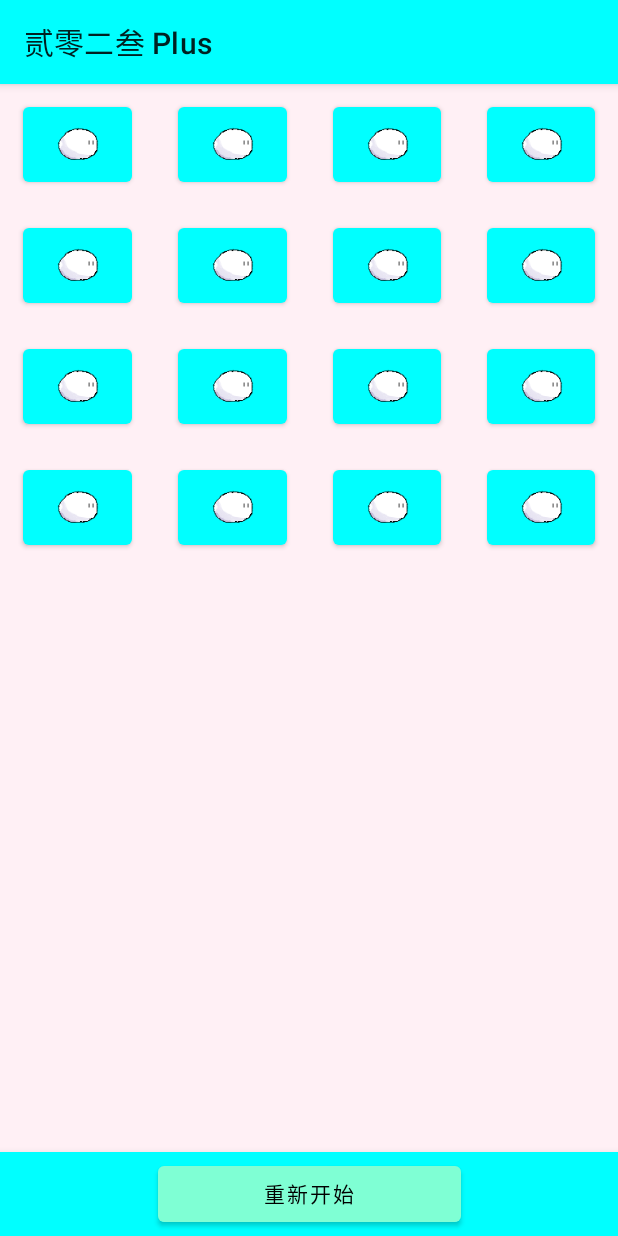
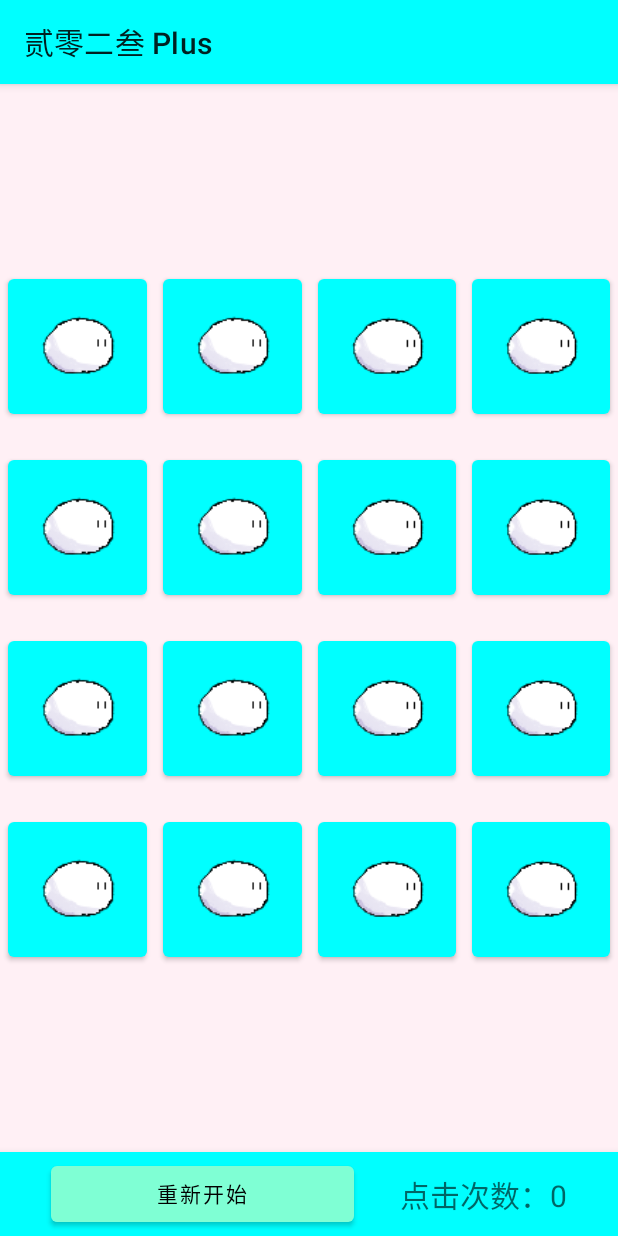
Before and after one commit to aldlss/Mobile-Programming-Homework, an Android app built with Jetpack Compose: the screen it shows after launch (MainActivity), on a phone screen of 412 x 824 dp. Run offline under Robolectric (Android 15) with nearby library versions, the phone set to English and light mode, and no system bars.

Commit message:
feat: 增加完成界面，以及修复其他一些 bug
比如说选词运算的逻辑上的错误，以及排版方面的问题
最后结果界面这个淡入淡出没想到有专门的动画控件，亏我原本还想手动 alpha 来着= =

```diff
--- a/homework1/app/src/main/java/cn/suwako/the2023plus/MainActivity.kt
+++ b/homework1/app/src/main/java/cn/suwako/the2023plus/MainActivity.kt
@@ -3,8 +3,11 @@ package cn.suwako.the2023plus
 import android.os.Bundle
 import androidx.activity.ComponentActivity
 import androidx.activity.compose.setContent
+import androidx.compose.animation.AnimatedVisibility
 import androidx.compose.animation.animateColorAsState
 import androidx.compose.animation.core.tween
+import androidx.compose.animation.fadeIn
+import androidx.compose.animation.fadeOut
 import androidx.compose.foundation.Image
 import androidx.compose.foundation.layout.*
 import androidx.compose.foundation.lazy.grid.GridCells
@@ -14,8 +17,10 @@ import androidx.compose.runtime.Composable
 import androidx.compose.runtime.getValue
 import androidx.compose.ui.Alignment
 import androidx.compose.ui.Modifier
+import androidx.compose.ui.draw.alpha
 import androidx.compose.ui.layout.ContentScale
 import androidx.compose.ui.res.painterResource
+import androidx.compose.ui.text.style.TextAlign
 import androidx.compose.ui.tooling.preview.Preview
 import androidx.compose.ui.unit.dp
 import androidx.lifecycle.viewmodel.compose.viewModel
@@ -42,20 +47,44 @@ fun mainWindow(modifier: Modifier = Modifier,mainViewModel: MainViewModel = view
         bottomBar = { bottomBar(mainViewModel) },
         modifier = modifier.fillMaxSize(),
     ) { innerPadding ->
+        Box(
+            modifier = modifier
+                .fillMaxSize()
+                .padding(innerPadding),
+        ) {
+            gameWindow(modifier, mainViewModel)
+            AnimatedVisibility (
+                visible = mainViewModel.gameOver,
+                enter = fadeIn(
+                    animationSpec = tween(1000)
+                ),
+                exit = fadeOut(
+                    targetAlpha = 0f,
+                    animationSpec = tween(100)
+                )
+            ) {
+                gameOverSurface(modifier)
+            }
+        }
+    }
+}
+
+@Composable
+fun gameWindow(modifier: Modifier = Modifier, mainViewModel: MainViewModel = viewModel()) {
     Column(
         horizontalAlignment = Alignment.CenterHorizontally,
         verticalArrangement = Arrangement.SpaceAround,
         modifier = modifier
-                .padding(innerPadding),
+            .fillMaxSize(),
     ) {
         LazyVerticalGrid(
-                columns = GridCells.Fixed(4),
+            columns = GridCells.Adaptive(90.dp),
             modifier = Modifier
                 .padding(0.dp, 0.dp, 0.dp, 0.dp),
             verticalArrangement = Arrangement.SpaceEvenly,
             horizontalArrangement = Arrangement.SpaceEvenly,
         ) {
-                items(16) {
+            items(mainViewModel.idiomCount * 4) {
                 val color =
                     if (mainViewModel.buttonData[it].value.color == 0)
                         MaterialTheme.colors.primary
@@ -68,8 +97,8 @@ fun mainWindow(modifier: Modifier = Modifier,mainViewModel: MainViewModel = view
                     enabled = mainViewModel.buttonData[it].value.clickable,
                     onClick = { mainViewModel.clickButton(idx = it) },
                     modifier = modifier
-                            .padding(15.dp)
-                            .size(50.dp)
+                        .padding(5.dp, 15.dp)
+                        .height(90.dp)
                     ,
                     colors = ButtonDefaults.buttonColors(
                         backgroundColor = colorState,
@@ -78,6 +107,7 @@ fun mainWindow(modifier: Modifier = Modifier,mainViewModel: MainViewModel = view
                     if (!mainViewModel.buttonData[it].value.clickable || mainViewModel.buttonData[it].value.clicked) {
                         Text(
                             text = mainViewModel.buttonData[it].value.text,
+                            fontSize = MaterialTheme.typography.h4.fontSize,
                         )
                     } else {
                         // use R.Drawable.maoyu
@@ -93,6 +123,34 @@ fun mainWindow(modifier: Modifier = Modifier,mainViewModel: MainViewModel = view
             }
         }
     }
+}
+
+@Composable
+fun gameOverSurface(modifier: Modifier = Modifier) {
+    Box (
+        modifier = modifier
+            .fillMaxSize(),
+    ) {
+        Surface (
+            modifier = modifier
+                .fillMaxSize()
+                .alpha(0.5f),
+            color = MaterialTheme.colors.background,
+            elevation = 8.dp,
+        ) { }
+        Column(
+            modifier = modifier
+                .fillMaxSize(),
+            horizontalAlignment = Alignment.CenterHorizontally,
+            verticalArrangement = Arrangement.SpaceAround,
+        ) {
+            Text(
+                text = "游戏结束",
+                modifier = Modifier,
+                textAlign = TextAlign.Center,
+                fontSize = MaterialTheme.typography.h4.fontSize,
+            )
+        };
     }
 }
 
@@ -112,7 +170,8 @@ fun bottomBar(mainViewModel: MainViewModel = viewModel()) {
         Row(
             modifier = Modifier
                 .fillMaxWidth(),
-            horizontalArrangement = Arrangement.Center,
+            horizontalArrangement = Arrangement.SpaceEvenly,
+            verticalAlignment = Alignment.CenterVertically,
         ) {
             Button(
                 colors = ButtonDefaults.buttonColors(
@@ -124,6 +183,12 @@ fun bottomBar(mainViewModel: MainViewModel = viewModel()) {
             ) {
                 Text("重新开始")
             }
+            Text(
+                text = "点击次数：${mainViewModel.clickCount}",
+                modifier = Modifier,
+                textAlign = TextAlign.Center,
+                fontSize = MaterialTheme.typography.h6.fontSize,
+            )
         }
     }
 }
--- a/homework1/app/src/main/java/cn/suwako/the2023plus/MainViewModel.kt
+++ b/homework1/app/src/main/java/cn/suwako/the2023plus/MainViewModel.kt
@@ -1,13 +1,14 @@
 package cn.suwako.the2023plus
 
 import androidx.compose.runtime.MutableState
+import androidx.compose.runtime.getValue
 import androidx.compose.runtime.mutableStateOf
+import androidx.compose.runtime.setValue
 import androidx.lifecycle.ViewModel
 import androidx.lifecycle.viewModelScope
 import kotlinx.coroutines.delay
 import kotlinx.coroutines.launch
 
-const val ButtonCount = 16;
 val ButtonTexts = listOf(
     "以和为贵",
     "万紫千红",
@@ -27,7 +28,7 @@ data class ButtonData (
     var color: Int = 0,
 )
 
-// 选出四个成语
+// 选出 num 个成语
 fun randomNums(num: Int): List<Int> {
     if (num > ButtonTexts.count()) {
         return listOf();
@@ -36,7 +37,7 @@ fun randomNums(num: Int): List<Int> {
     return range.shuffled().take(num);
 }
 
-// 0 ~ num * 4，在四个成语里选每个字的出现顺序
+// 0 ~ num * 4，在 num 个成语里选每个字的出现顺序
 fun randomText(num: Int): List<Int> {
     val range = 0 until num * 4;
     return range.shuffled();
@@ -44,13 +45,17 @@ fun randomText(num: Int): List<Int> {
 
 class MainViewModel: ViewModel() {
 
+    // 使用的成语个数
+    val idiomCount = 4;
+    var gameOver by mutableStateOf(false);
+    var clickCount by mutableStateOf(0);
     private var finishCount = 0;
     private val _buttonData = mutableListOf<MutableState<ButtonData>>();
     val buttonData: MutableList<MutableState<ButtonData>>
         get() = _buttonData;
 
     init {
-        repeat(ButtonCount) {
+        repeat(idiomCount * 4) {
             _buttonData.add(mutableStateOf(ButtonData("", 0, clickable = true)))
         }
         reset();
@@ -58,12 +63,14 @@ class MainViewModel: ViewModel() {
 
     fun reset() {
         finishCount = 0;
-        val randomNums = randomNums(4);
-        val randomText = randomText(4);
-        for (i in 0 until  ButtonCount) {
+        clickCount = 0;
+        gameOver = false;
+        val randomNums = randomNums(idiomCount);
+        val randomText = randomText(idiomCount);
+        for (i in 0 until  idiomCount * 4) {
             _buttonData[i].value = ButtonData(
-                text = ButtonTexts[randomNums[randomText[i] % 4]][randomText[i] / 4].toString(),
-                textIdx = randomText[i] % 4,
+                text = ButtonTexts[randomNums[randomText[i] / 4]][randomText[i] % 4].toString(),
+                textIdx = randomText[i] / 4,
                 clickable = true,
                 clicked = false,
                 color = 0,
@@ -85,6 +92,7 @@ class MainViewModel: ViewModel() {
             success = false;
             nowNum = -2;
         }
+        ++clickCount;
         _buttonData[idx].value = _buttonData[idx].value.copy(clicked = true);
         clickList.add(idx);
         _buttonData[idx].value.color = _buttonData[idx].value.color xor 1;
@@ -96,21 +104,19 @@ class MainViewModel: ViewModel() {
         }
     }
 
+    // 延迟 800ms，如果成功则显示笑脸，否则恢复原来的颜色以及点击状态
     private suspend fun dealResult() {
         delay(800)
         if (success) {
             finishCount++;
             for (i in clickList) {
-//                    _buttonData[i].value.text = "🤗";
                 _buttonData[i].value = _buttonData[i].value.copy(text = "🤗", clickable = false);
             }
-            if (finishCount == ButtonCount / 4) {
-                // TODO: 通关
-                reset();
+            if (finishCount == idiomCount) {
+                gameOver = true;
             }
         } else {
             for (i in clickList) {
-//                    _buttonData[i].value.clickable = true;
                 _buttonData[i].value = _buttonData[i].value.copy(clicked = false);
                 _buttonData[i].value.color = _buttonData[i].value.color xor 1;
             }
```
Lines whose indentation alone changed are shown as unchanged.
